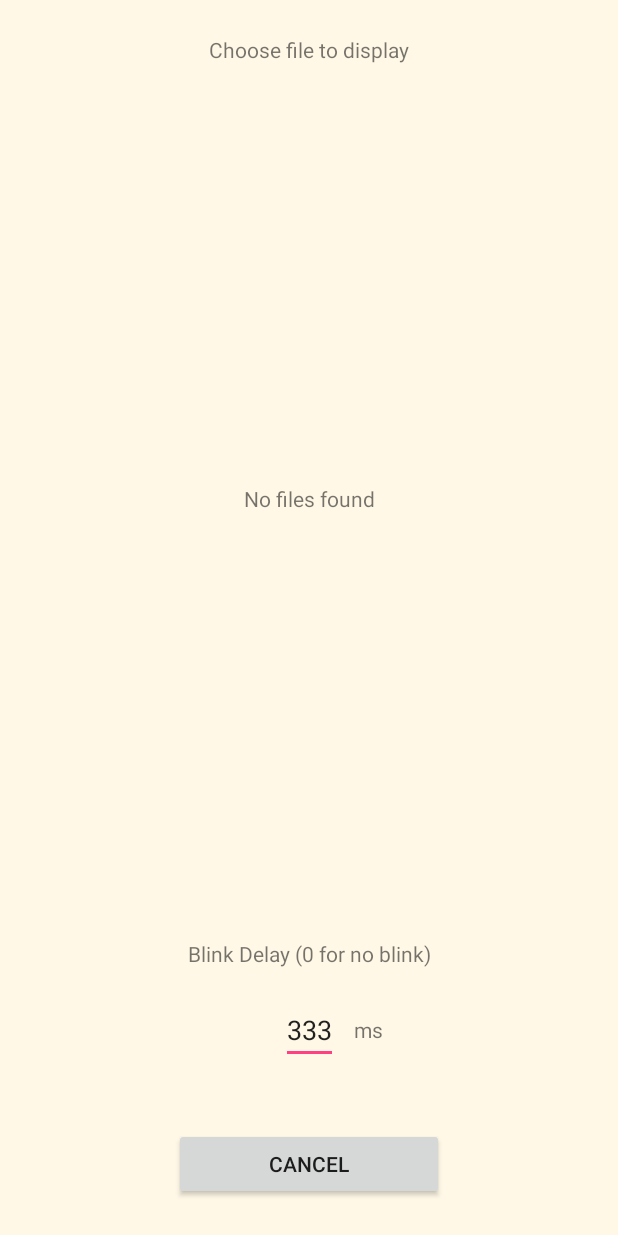
After one commit to clo355/emphasize, an Android app: the ChooseFileForWidgetActivity screen opened directly, with no data from a screen before it, on a phone screen of 412 x 824 dp. The commit adds this screen. Run offline under Robolectric (Android 15) with nearby library versions, the phone set to English and light mode, and no system bars.

Commit message:
Added ChooseFileForWidgetActivity for widget. CFFWactivity listView of files, can set blink rate

```diff
--- /dev/null
+++ b/app/src/main/java/com/cl/emphasize/ChooseFileForWidgetActivity.java
@@ -0,0 +1,53 @@
+package com.cl.emphasize;
+
+import android.support.v7.app.AppCompatActivity;
+import android.os.Bundle;
+import android.view.View;
+import android.widget.ArrayAdapter;
+import android.widget.Button;
+import android.widget.ListView;
+import android.widget.TextView;
+
+import java.io.File;
+import java.util.ArrayList;
+
+public class ChooseFileForWidgetActivity extends AppCompatActivity {
+
+    @Override
+    protected void onCreate(Bundle savedInstanceState) {
+        super.onCreate(savedInstanceState);
+        setContentView(R.layout.activity_choose_file_for_widget);
+
+        ListView listView = (ListView) findViewById(R.id.listViewCFFW);
+        TextView noFilesView = (TextView) findViewById(R.id.noFilesLabelCFFW);
+        Button cancelButton = (Button)findViewById(R.id.cancelButtonCFFW);
+
+        cancelButton.setOnClickListener(new View.OnClickListener() {
+            @Override
+            public void onClick(View view) {
+                finish();
+            }
+        });
+
+
+        //Initially populate ListView
+        ArrayList<String> myFileNameArray = new ArrayList<String>();
+        File[] fileListOnCreate = getFilesDir().listFiles();
+        for(File foundFile : fileListOnCreate){
+            String foundFileName = foundFile.getName();
+            myFileNameArray.add(foundFileName);
+        }
+
+        ArrayAdapter<String> listViewAdapter = new ArrayAdapter<String>(this,
+                android.R.layout.simple_list_item_1,
+                new ArrayList(myFileNameArray));
+        //myFileNameArray will be deleted by clear(), if passed by reference! So, used new ArrayList().
+        listView.setAdapter(listViewAdapter);
+
+        if(fileListOnCreate.length == 0){
+            noFilesView.setText("No files found");
+        } else{
+            noFilesView.setText("");
+        }
+    }
+}
--- a/app/src/main/java/com/cl/emphasize/MainActivity.java
+++ b/app/src/main/java/com/cl/emphasize/MainActivity.java
@@ -24,10 +24,10 @@ import java.util.ArrayList;
  *   Emphasize
  *
  *   This app allows you post notes onto your home screen, and emphasize them
- *   by making them flash. Your notes are saved as actual text files.
- *   Based on Colornote.
- *   The editor's save features are modeled after Microsoft Word's.
+ *   by having them flash or jiggle. Your notes are saved as actual
+ *   text files.
  *
+ *   Inspired by Colornote!
  *   CL
  **********************************************************************************/
 
--- /dev/null
+++ b/app/src/main/res/layout/activity_choose_file_for_widget.xml
@@ -0,0 +1,88 @@
+<?xml version="1.0" encoding="utf-8"?>
+<android.support.constraint.ConstraintLayout xmlns:android="http://schemas.android.com/apk/res/android"
+    xmlns:app="http://schemas.android.com/apk/res-auto"
+    xmlns:tools="http://schemas.android.com/tools"
+    android:id="@+id/activity_choose_file_for_widget"
+    android:layout_width="match_parent"
+    android:layout_height="match_parent"
+    android:orientation="vertical"
+    android:background="@color/beige1">
+
+    <TextView
+        android:id="@+id/textLabelCFFW"
+        android:layout_width="wrap_content"
+        android:layout_height="wrap_content"
+        android:text="Choose file to display"
+        app:layout_constraintBottom_toBottomOf="parent"
+        app:layout_constraintHorizontal_bias="0.501"
+        app:layout_constraintLeft_toLeftOf="parent"
+        app:layout_constraintRight_toRightOf="parent"
+        app:layout_constraintTop_toTopOf="parent"
+        app:layout_constraintVertical_bias="0.029" />
+    <ListView
+        android:id="@+id/listViewCFFW"
+        android:layout_width="330dp"
+        android:layout_height="379dp"
+        app:layout_constraintBottom_toBottomOf="parent"
+        app:layout_constraintLeft_toLeftOf="parent"
+        app:layout_constraintRight_toRightOf="parent"
+        app:layout_constraintTop_toTopOf="parent"
+        app:layout_constraintHorizontal_bias="0.509"
+        app:layout_constraintVertical_bias="0.219"
+        tools:layout_editor_absoluteX="29dp" />
+    <TextView
+        android:id="@+id/noFilesLabelCFFW"
+        android:layout_width="wrap_content"
+        android:layout_height="wrap_content"
+        android:text=""
+        app:layout_constraintBottom_toBottomOf="parent"
+        app:layout_constraintLeft_toLeftOf="parent"
+        app:layout_constraintRight_toRightOf="parent"
+        app:layout_constraintTop_toTopOf="parent"
+        app:layout_constraintHorizontal_bias="0.501"
+        app:layout_constraintVertical_bias="0.401" />
+
+    <TextView
+        android:id="@+id/blinkRateLabelCFFW"
+        android:layout_width="wrap_content"
+        android:layout_height="wrap_content"
+        app:layout_constraintBottom_toBottomOf="parent"
+        app:layout_constraintLeft_toLeftOf="parent"
+        app:layout_constraintRight_toRightOf="parent"
+        app:layout_constraintTop_toTopOf="parent"
+        android:text="Blink Delay (0 for no blink)"
+        app:layout_constraintVertical_bias="0.778" />
+    <EditText
+        android:id="@+id/blinkRateInputCFFW"
+        android:layout_width="wrap_content"
+        android:layout_height="wrap_content"
+        app:layout_constraintBottom_toBottomOf="parent"
+        app:layout_constraintLeft_toLeftOf="parent"
+        app:layout_constraintRight_toRightOf="parent"
+        app:layout_constraintTop_toTopOf="parent"
+        android:text="333"
+        app:layout_constraintVertical_bias="0.853" />
+    <TextView
+        android:id="@+id/timeUnitLabelCFFW"
+        android:layout_width="wrap_content"
+        android:layout_height="wrap_content"
+        app:layout_constraintBottom_toBottomOf="parent"
+        app:layout_constraintLeft_toLeftOf="parent"
+        app:layout_constraintRight_toRightOf="parent"
+        app:layout_constraintTop_toTopOf="parent"
+        android:text="ms"
+        app:layout_constraintHorizontal_bias="0.601"
+        app:layout_constraintVertical_bias="0.841" />
+
+    <Button
+        android:id="@+id/cancelButtonCFFW"
+        android:layout_width="180dp"
+        android:layout_height="48dp"
+        android:text="Cancel"
+        app:layout_constraintBottom_toBottomOf="parent"
+        app:layout_constraintLeft_toLeftOf="parent"
+        app:layout_constraintRight_toRightOf="parent"
+        app:layout_constraintTop_toTopOf="parent"
+        app:layout_constraintVertical_bias="0.969" />
+
+</android.support.constraint.ConstraintLayout>
```
Also changed, not shown: app/src/main/AndroidManifest.xml (+6 -3 lines), app/src/main/java/com/cl/emphasize/FileContentsWidget.java (+24 -84 lines), app/src/main/res/layout/file_contents_widget.xml (+10 -2 lines).
